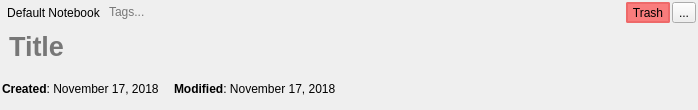
First picture: the form in ui/escribaaddons.ui, repository Open-App-Library/Vibrato-Notes-Desktop, before the edit.
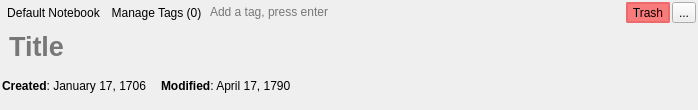
Second picture: the form after the edit. Icons and pictures are not drawn.

```diff
--- a/ui/escribaaddons.ui
+++ b/ui/escribaaddons.ui
@@ -47,13 +47,28 @@
       </widget>
      </item>
      <item>
-      <widget class="QLineEdit" name="f_noteTags">
+      <widget class="QToolButton" name="f_noteTagsViewer">
+       <property name="styleSheet">
+        <string notr="true">QToolButton {
+	border: 0;
+}
+QToolButton:hover {
+	background: #ccc;
+}</string>
+       </property>
+       <property name="text">
+        <string>Manage Tags (0)</string>
+       </property>
+      </widget>
+     </item>
+     <item>
+      <widget class="QLineEdit" name="f_noteTagsInput">
        <property name="styleSheet">
         <string notr="true">background: palette(Window);
 border: 0;</string>
        </property>
        <property name="placeholderText">
-        <string>Tags...</string>
+        <string>Add a tag, press enter</string>
        </property>
       </widget>
      </item>
@@ -113,6 +128,9 @@
      <property name="sizeConstraint">
       <enum>QLayout::SetDefaultConstraint</enum>
      </property>
+     <property name="bottomMargin">
+      <number>5</number>
+     </property>
      <property name="horizontalSpacing">
       <number>15</number>
      </property>
@@ -137,14 +155,14 @@
         </size>
        </property>
        <property name="text">
-        <string>&lt;html&gt;&lt;head/&gt;&lt;body&gt;&lt;p&gt;&lt;span style=&quot; font-weight:600;&quot;&gt;Created&lt;/span&gt;: November 17, 2018&lt;/p&gt;&lt;/body&gt;&lt;/html&gt;</string>
+        <string>&lt;html&gt;&lt;head/&gt;&lt;body&gt;&lt;p&gt;&lt;span style=&quot; font-weight:600;&quot;&gt;Created&lt;/span&gt;: January 17, 1706&lt;/p&gt;&lt;/body&gt;&lt;/html&gt;</string>
        </property>
       </widget>
      </item>
      <item row="0" column="1">
       <widget class="QLabel" name="f_noteDateModified">
        <property name="text">
-        <string>&lt;html&gt;&lt;head/&gt;&lt;body&gt;&lt;p&gt;&lt;span style=&quot; font-weight:600;&quot;&gt;Modified&lt;/span&gt;: November 17, 2018&lt;/p&gt;&lt;/body&gt;&lt;/html&gt;</string>
+        <string>&lt;html&gt;&lt;head/&gt;&lt;body&gt;&lt;p&gt;&lt;span style=&quot; font-weight:600;&quot;&gt;Modified&lt;/span&gt;: April 17, 1790&lt;/p&gt;&lt;/body&gt;&lt;/html&gt;</string>
        </property>
        <property name="margin">
         <number>0</number>
```
